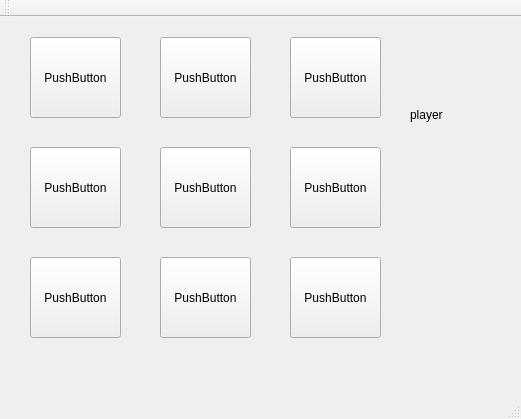
Above: mainwindow.ui from smwoolridge/TicTacToe before the change. Below: the same form after it.
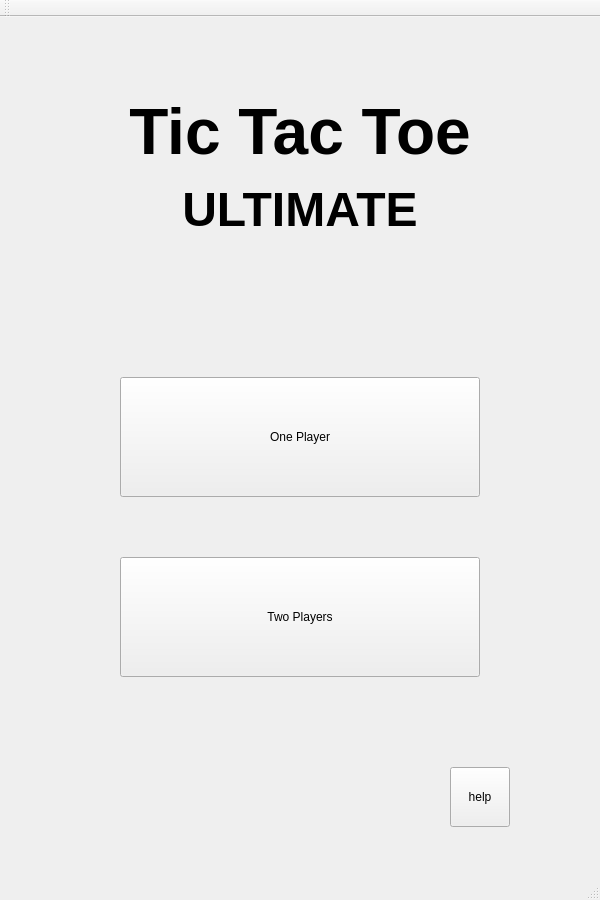
That is the form after the change.

Commit message: Started on the UI, commented out any code that was reliant on the other ui

```diff
--- a/mainwindow.ui
+++ b/mainwindow.ui
@@ -6,155 +6,67 @@
    <rect>
     <x>0</x>
     <y>0</y>
-    <width>521</width>
-    <height>419</height>
+    <width>600</width>
+    <height>900</height>
    </rect>
   </property>
   <property name="windowTitle">
    <string>MainWindow</string>
   </property>
   <widget class="QWidget" name="centralWidget">
+   <widget class="QLabel" name="TTT_Label">
+    <property name="geometry">
+     <rect>
+      <x>60</x>
+      <y>60</y>
+      <width>480</width>
+      <height>180</height>
+     </rect>
+    </property>
+    <property name="text">
+     <string>&lt;html&gt;&lt;head/&gt;&lt;body&gt;&lt;p align=&quot;center&quot;&gt;&lt;span style=&quot; font-size:48pt; font-weight:600;&quot;&gt;Tic Tac Toe&lt;/span&gt;&lt;/p&gt;&lt;p align=&quot;center&quot;&gt;&lt;span style=&quot; font-size:36pt; font-weight:600;&quot;&gt;ULTIMATE&lt;/span&gt;&lt;/p&gt;&lt;/body&gt;&lt;/html&gt;</string>
+    </property>
+    <property name="alignment">
+     <set>Qt::AlignCenter</set>
+    </property>
+   </widget>
    <widget class="QPushButton" name="pushButton">
     <property name="geometry">
      <rect>
-      <x>30</x>
-      <y>20</y>
-      <width>91</width>
-      <height>81</height>
+      <x>120</x>
+      <y>360</y>
+      <width>360</width>
+      <height>120</height>
      </rect>
     </property>
     <property name="text">
-     <string>PushButton</string>
+     <string>One Player</string>
     </property>
    </widget>
    <widget class="QPushButton" name="pushButton_2">
     <property name="geometry">
      <rect>
-      <x>160</x>
-      <y>20</y>
-      <width>91</width>
-      <height>81</height>
+      <x>120</x>
+      <y>540</y>
+      <width>360</width>
+      <height>120</height>
      </rect>
     </property>
     <property name="text">
-     <string>PushButton</string>
+     <string>Two Players</string>
     </property>
    </widget>
    <widget class="QPushButton" name="pushButton_3">
     <property name="geometry">
      <rect>
-      <x>160</x>
-      <y>130</y>
-      <width>91</width>
-      <height>81</height>
+      <x>450</x>
+      <y>750</y>
+      <width>60</width>
+      <height>60</height>
      </rect>
     </property>
     <property name="text">
-     <string>PushButton</string>
-    </property>
-   </widget>
-   <widget class="QPushButton" name="pushButton_4">
-    <property name="geometry">
-     <rect>
-      <x>290</x>
-      <y>20</y>
-      <width>91</width>
-      <height>81</height>
-     </rect>
-    </property>
-    <property name="text">
-     <string>PushButton</string>
-    </property>
-   </widget>
-   <widget class="QPushButton" name="pushButton_5">
-    <property name="geometry">
-     <rect>
-      <x>290</x>
-      <y>130</y>
-      <width>91</width>
-      <height>81</height>
-     </rect>
-    </property>
-    <property name="text">
-     <string>PushButton</string>
-    </property>
-   </widget>
-   <widget class="QPushButton" name="pushButton_6">
-    <property name="geometry">
-     <rect>
-      <x>290</x>
-      <y>240</y>
-      <width>91</width>
-      <height>81</height>
-     </rect>
-    </property>
-    <property name="text">
-     <string>PushButton</string>
-    </property>
-   </widget>
-   <widget class="QPushButton" name="pushButton_7">
-    <property name="geometry">
-     <rect>
-      <x>160</x>
-      <y>240</y>
-      <width>91</width>
-      <height>81</height>
-     </rect>
-    </property>
-    <property name="text">
-     <string>PushButton</string>
-    </property>
-   </widget>
-   <widget class="QPushButton" name="pushButton_8">
-    <property name="geometry">
-     <rect>
-      <x>30</x>
-      <y>240</y>
-      <width>91</width>
-      <height>81</height>
-     </rect>
-    </property>
-    <property name="text">
-     <string>PushButton</string>
-    </property>
-   </widget>
-   <widget class="QPushButton" name="pushButton_9">
-    <property name="geometry">
-     <rect>
-      <x>30</x>
-      <y>130</y>
-      <width>91</width>
-      <height>81</height>
-     </rect>
-    </property>
-    <property name="text">
-     <string>PushButton</string>
-    </property>
-   </widget>
-   <widget class="QLabel" name="playerLabel">
-    <property name="geometry">
-     <rect>
-      <x>410</x>
-      <y>90</y>
-      <width>58</width>
-      <height>16</height>
-     </rect>
-    </property>
-    <property name="text">
-     <string>player</string>
-    </property>
-   </widget>
-   <widget class="QLabel" name="winnerLabel">
-    <property name="geometry">
-     <rect>
-      <x>410</x>
-      <y>50</y>
-      <width>58</width>
-      <height>16</height>
-     </rect>
-    </property>
-    <property name="text">
-     <string/>
+     <string>help</string>
     </property>
    </widget>
   </widget>
```
Left out of the diff: 4 changed lines with no effect on the pictures. The commit also changes 2 other files.
